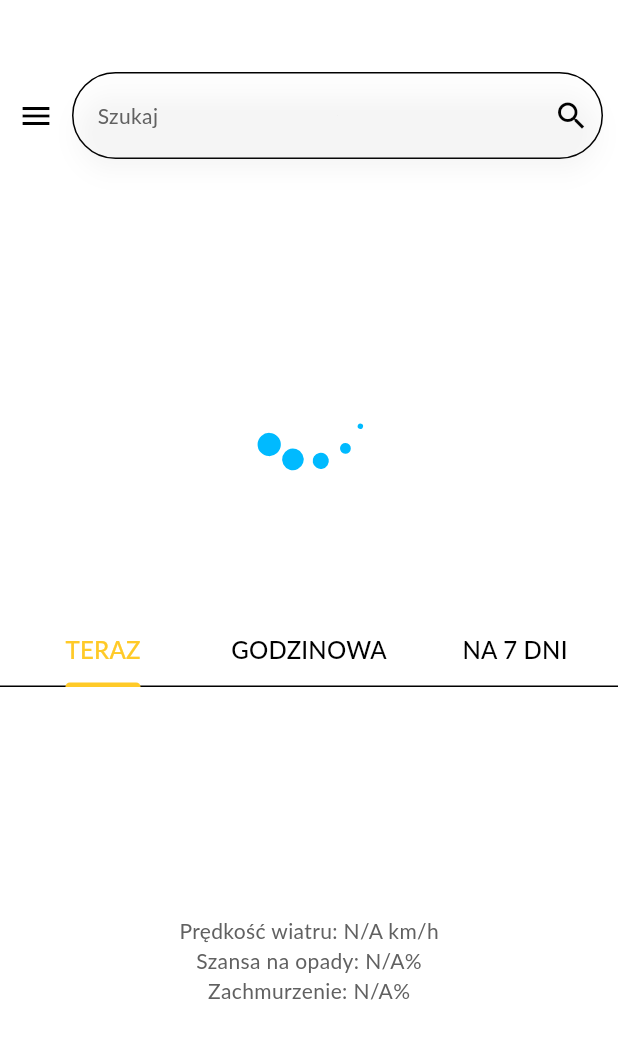
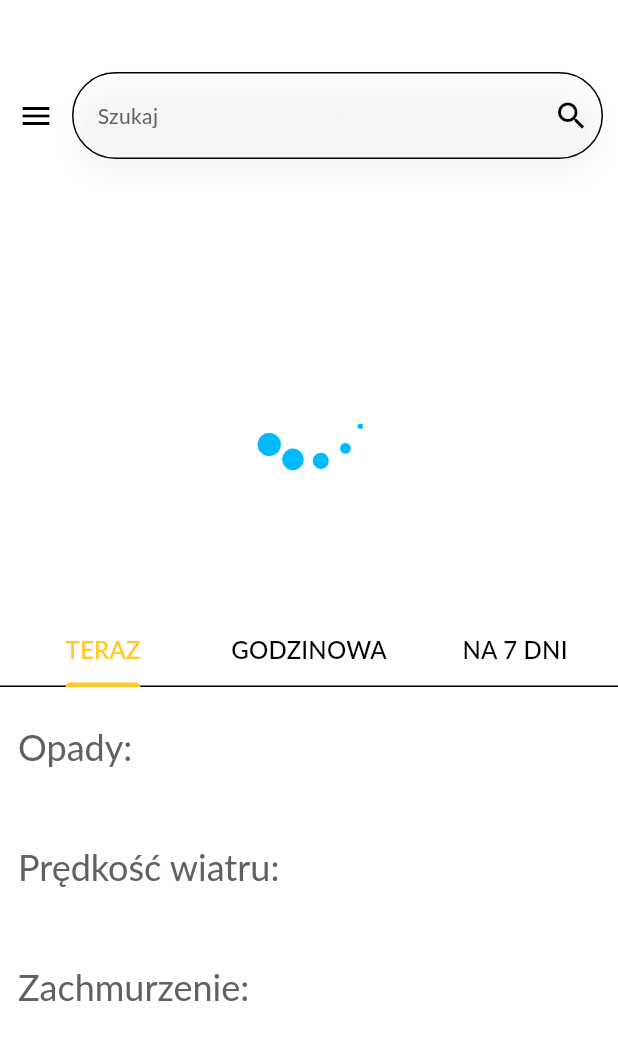
Before and after one commit to not-jacob0/weather_app, a Flutter app: the screen it shows after launch, on a phone screen of 412 x 824 dp. Shown: the top 1040 px of the screen. Run offline on Flutter 3.47's test engine with Material 3 defaults, Android fonts, the phone set to English and light mode, and no system bars; our stand-ins replace geocoding, geolocator, lottie; Roboto replaces fonts that are missing (Lato).

Commit message:
poprawiono prezencję danych aktualnej pogody

```diff
--- /dev/null
+++ b/lib/components/info_tile.dart
@@ -0,0 +1,24 @@
+import "package:flutter/material.dart";
+
+class InfoTile extends StatelessWidget {
+  String leading;
+  String trailing;
+  InfoTile({super.key,required this.leading,required this.trailing});
+
+  @override
+  Widget build(BuildContext context) {
+    return Padding(
+                padding: const EdgeInsets.all(8.0),
+                child: InkWell(
+                  onTap: () {},
+                  splashColor: Theme.of(context).colorScheme.primary,
+                  borderRadius: BorderRadius.circular(12.0),
+                  child: ListTile(
+                    contentPadding: const EdgeInsets.all(4.0),
+                    leading: Text(leading,style: Theme.of(context).textTheme.headlineSmall),
+                    trailing: Text(trailing,style: Theme.of(context).textTheme.headlineSmall)
+                  ),
+                ),
+              );
+  }
+}
--- a/lib/components/weather_tile.dart
+++ b/lib/components/weather_tile.dart
@@ -7,7 +7,7 @@ import 'package:weather_app/models/weather/hourly_weather.dart';
 class WeatherTile extends StatefulWidget {
   final dynamic weather;
 
-  WeatherTile({Key? key, required this.weather}) : super(key: key);
+  const WeatherTile({Key? key, required this.weather}) : super(key: key);
 
   @override
   State<WeatherTile> createState() => _WeatherTileState();
--- a/lib/main.dart
+++ b/lib/main.dart
@@ -1,5 +1,6 @@
 import 'package:flutter/material.dart';
 import 'package:provider/provider.dart';
+import 'package:weather_app/components/info_tile.dart';
 import 'package:weather_app/digest_weather_data.dart';
 import 'package:weather_app/models/theme/theme_provider.dart';
 import 'package:weather_app/components/search_bar.dart';
@@ -161,22 +162,29 @@ class _MyHomePageState extends State<MyHomePage> {
           Expanded(
             child: TabBarView(children: [
               Column(
-                mainAxisAlignment: MainAxisAlignment.center,
                 children: [
-                  Text(
-                    "Prędkość wiatru: ${currentWeather?.windSpeed ?? 'N/A'} km/h",
-                    style: Theme.of(context).textTheme.bodyMedium,
-                  ),
-                  Text(
-                    "Szansa na opady: ${currentWeather?.precipitation ?? 'N/A'}%",
-                    style: Theme.of(context).textTheme.bodyMedium,
-                  ),
-                  Text(
-                    "Zachmurzenie: ${currentWeather?.cloudCover ?? 'N/A'}%",
-                    style: Theme.of(context).textTheme.bodyMedium,
-                  ),
+                  InfoTile(leading: "Opady:", trailing: currentWeather?.precipitation == null ? "" : "${currentWeather?.precipitation}%"),
+                  InfoTile(leading: "Prędkość wiatru:", trailing: currentWeather?.windSpeed == null ? "" : "${currentWeather?.windSpeed} km/h"),
+                  InfoTile(leading: "Zachmurzenie:", trailing: currentWeather?.cloudCover == null ? "" : "${currentWeather?.cloudCover}%")
                 ],
               ),
+              // Column(
+              //   mainAxisAlignment: MainAxisAlignment.center,
+              //   children: [
+              //     Text(
+              //       "Prędkość wiatru: ${currentWeather?.windSpeed ?? 'N/A'} km/h",
+              //       style: Theme.of(context).textTheme.bodyMedium,
+              //     ),
+              //     Text(
+              //       "Szansa na opady: ${currentWeather?.precipitation ?? 'N/A'}%",
+              //       style: Theme.of(context).textTheme.bodyMedium,
+              //     ),
+              //     Text(
+              //       "Zachmurzenie: ${currentWeather?.cloudCover ?? 'N/A'}%",
+              //       style: Theme.of(context).textTheme.bodyMedium,
+              //     ),
+              //   ],
+              // ),
               ListView.builder(
                   itemCount: hourlyWeatherList?[0] == null
                       ? 0
@@ -186,7 +194,8 @@ class _MyHomePageState extends State<MyHomePage> {
                         child: WeatherTile(
                           weather: hourlyWeatherList?[index],
                         ),
-                      )),
+                      )
+              ),
               ListView.builder(
                   itemCount: dailyWeatherList?[0] == null
                       ? 0
@@ -196,11 +205,12 @@ class _MyHomePageState extends State<MyHomePage> {
                         child: WeatherTile(
                           weather: dailyWeatherList?[index],
                         ),
-                      )),
-            ]),
-          )
-        ]),
-      ),
+                      )
+                ),
+            ])
+          ),
+        ])
+      )
     );
   }
 }
```
